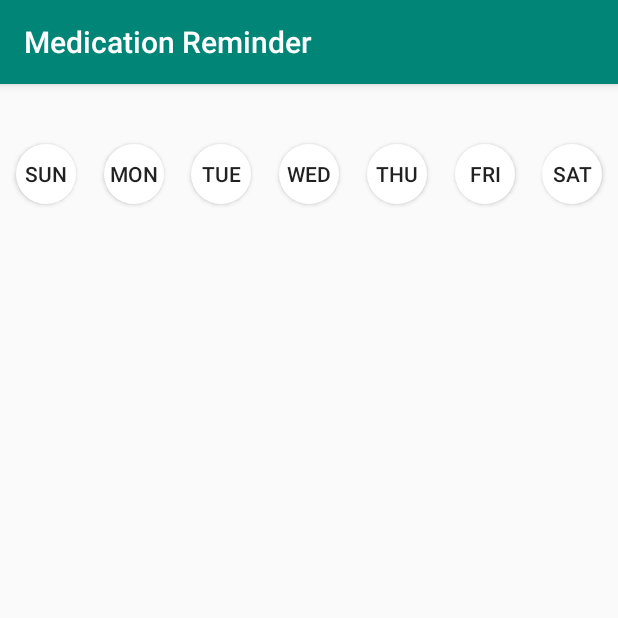
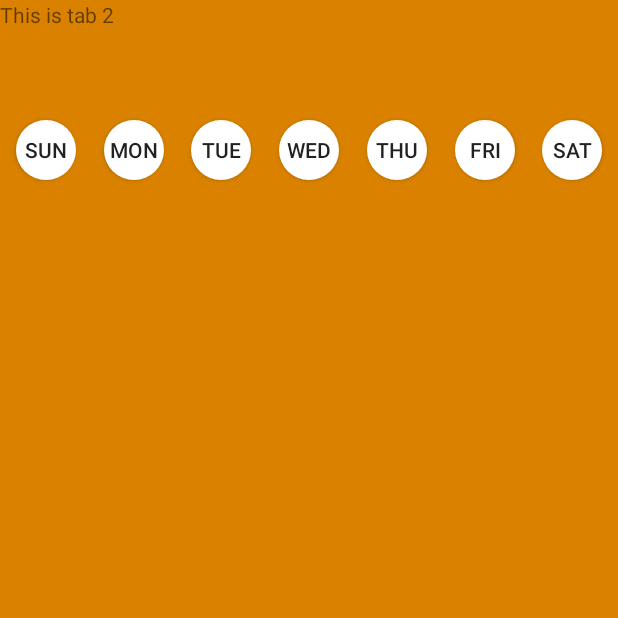
Before and after one commit to Abhilaash/MedicationReminder, an Android app: the AddMedication screen opened directly, with no data from a screen before it, on a phone screen of 412 x 824 dp, the top half of it. Run offline under Robolectric (Android 15) with nearby library versions, the phone set to English and light mode, and no system bars.

Commit message:
Added tabs

```diff
--- a/app/src/main/AndroidManifest.xml
+++ b/app/src/main/AndroidManifest.xml
@@ -19,7 +19,8 @@
                 <category android:name="android.intent.category.LAUNCHER" />
             </intent-filter>
         </activity>
-        <activity android:name=".AddMedication"></activity>
+        <activity android:name=".AddMedication"
+            android:theme="@style/AppTheme.NoActionBar"></activity>
     </application>
 
 </manifest>
--- a/app/src/main/java/com/hackgmu/medicationreminder/AddMedication.java
+++ b/app/src/main/java/com/hackgmu/medicationreminder/AddMedication.java
@@ -1,7 +1,12 @@
 package com.hackgmu.medicationreminder;
 
+import android.app.ActionBar;
+import android.app.FragmentTransaction;
+import android.support.design.widget.TabLayout;
 import android.support.v7.app.AppCompatActivity;
 import android.os.Bundle;
+import android.support.v7.widget.Toolbar;
+import android.widget.TabHost;
 
 public class AddMedication extends AppCompatActivity {
 
@@ -9,5 +14,17 @@ public class AddMedication extends AppCompatActivity {
     protected void onCreate(Bundle savedInstanceState) {
         super.onCreate(savedInstanceState);
         setContentView(R.layout.activity_add_medication);
+
+        // Create a tab listener that is called when the user changes tabs.
+        TabHost tabHost = (TabHost) findViewById(R.id.tabHost);
+        tabHost.setup();
+        TabHost.TabSpec spec = tabHost.newTabSpec("One");
+        spec.setContent(R.id.tab1);
+        spec.setIndicator("One");
+        tabHost.addTab(spec);
+        spec = tabHost.newTabSpec("Two");
+        spec.setContent(R.id.tab2);
+        spec.setIndicator("Two");
+        tabHost.addTab(spec);
     }
 }
--- a/app/src/main/java/com/hackgmu/medicationreminder/MainActivity.java
+++ b/app/src/main/java/com/hackgmu/medicationreminder/MainActivity.java
@@ -18,7 +18,6 @@ public class MainActivity extends AppCompatActivity {
         setContentView(R.layout.activity_main);
         Toolbar toolbar = (Toolbar) findViewById(R.id.toolbar);
         setSupportActionBar(toolbar);
-
         FloatingActionButton fab = (FloatingActionButton) findViewById(R.id.fab);
         fab.setOnClickListener(new View.OnClickListener() {
             @Override
--- a/app/src/main/res/layout/activity_add_medication.xml
+++ b/app/src/main/res/layout/activity_add_medication.xml
@@ -6,11 +6,63 @@
     android:layout_height="match_parent"
     tools:context=".AddMedication">
 
+    <TabHost
+        android:id="@+id/tabHost"
+        android:layout_width="match_parent"
+        android:layout_height="match_parent"
+        android:layout_alignParentTop="true"
+        android:layout_centerHorizontal="true">
+
+        <LinearLayout
+            android:layout_width="match_parent"
+            android:layout_height="match_parent"
+            android:orientation="vertical">
+
+            <TabWidget
+                android:id="@android:id/tabs"
+                android:layout_width="match_parent"
+                android:layout_height="wrap_content"></TabWidget>
+
+            <FrameLayout
+                android:id="@android:id/tabcontent"
+                android:layout_width="match_parent"
+                android:layout_height="match_parent">
+
+                <LinearLayout
+                    android:id="@+id/tab1"
+                    android:layout_width="match_parent"
+                    android:layout_height="match_parent"
+                    android:background="#ffc916"
+                    android:orientation="vertical">
+
+                    <TextView
+                        android:layout_width="match_parent"
+                        android:layout_height="match_parent"
+                        android:text="This is tab 1" />
+
+                </LinearLayout>
+
+                <LinearLayout
+                    android:id="@+id/tab2"
+                    android:layout_width="match_parent"
+                    android:layout_height="match_parent"
+                    android:background="#da8200"
+                    android:orientation="vertical">
+
+                    <TextView
+                        android:layout_width="match_parent"
+                        android:layout_height="match_parent"
+                        android:text="This is tab 2" />
+                </LinearLayout>
+            </FrameLayout>
+        </LinearLayout>
+    </TabHost>
+
     <ToggleButton
         android:id="@+id/sunday"
         android:layout_width="40dp"
         android:layout_height="40dp"
-        android:layout_marginTop="40dp"
+        android:layout_marginTop="80dp"
         android:background="@drawable/round_button"
         android:textOff="Sun"
         android:textOn="Sun"
@@ -24,7 +76,7 @@
         android:layout_width="40dp"
         android:layout_height="40dp"
         android:layout_marginStart="8dp"
-        android:layout_marginTop="40dp"
+        android:layout_marginTop="80dp"
         android:background="@drawable/round_button"
         android:textOff="Mon"
         android:textOn="Mon"
@@ -38,7 +90,7 @@
         android:layout_width="40dp"
         android:layout_height="40dp"
         android:layout_marginStart="8dp"
-        android:layout_marginTop="40dp"
+        android:layout_marginTop="80dp"
         android:background="@drawable/round_button"
         android:textOff="Tue"
         android:textOn="Tue"
@@ -52,7 +104,7 @@
         android:layout_width="40dp"
         android:layout_height="40dp"
         android:layout_marginStart="8dp"
-        android:layout_marginTop="40dp"
+        android:layout_marginTop="80dp"
         android:background="@drawable/round_button"
         android:textOff="Wed"
         android:textOn="Wed"
@@ -66,7 +118,7 @@
         android:layout_width="40dp"
         android:layout_height="40dp"
         android:layout_marginStart="8dp"
-        android:layout_marginTop="40dp"
+        android:layout_marginTop="80dp"
         android:background="@drawable/round_button"
         android:textOff="Thu"
         android:textOn="Thu"
@@ -80,7 +132,7 @@
         android:layout_width="40dp"
         android:layout_height="40dp"
         android:layout_marginStart="8dp"
-        android:layout_marginTop="40dp"
+        android:layout_marginTop="80dp"
         android:background="@drawable/round_button"
         android:textOff="Fri"
         android:textOn="Fri"
@@ -94,7 +146,7 @@
         android:layout_width="40dp"
         android:layout_height="40dp"
         android:layout_marginStart="8dp"
-        android:layout_marginTop="40dp"
+        android:layout_marginTop="80dp"
         android:background="@drawable/round_button"
         android:textOff="Sat"
         android:textOn="Sat"
--- a/app/src/main/res/values/colors.xml
+++ b/app/src/main/res/values/colors.xml
@@ -2,5 +2,5 @@
 <resources>
     <color name="colorPrimary">#008577</color>
     <color name="colorPrimaryDark">#00574B</color>
-    <color name="colorAccent">#D81B60</color>
+    <color name="colorAccent">#888888</color>
 </resources>
```
